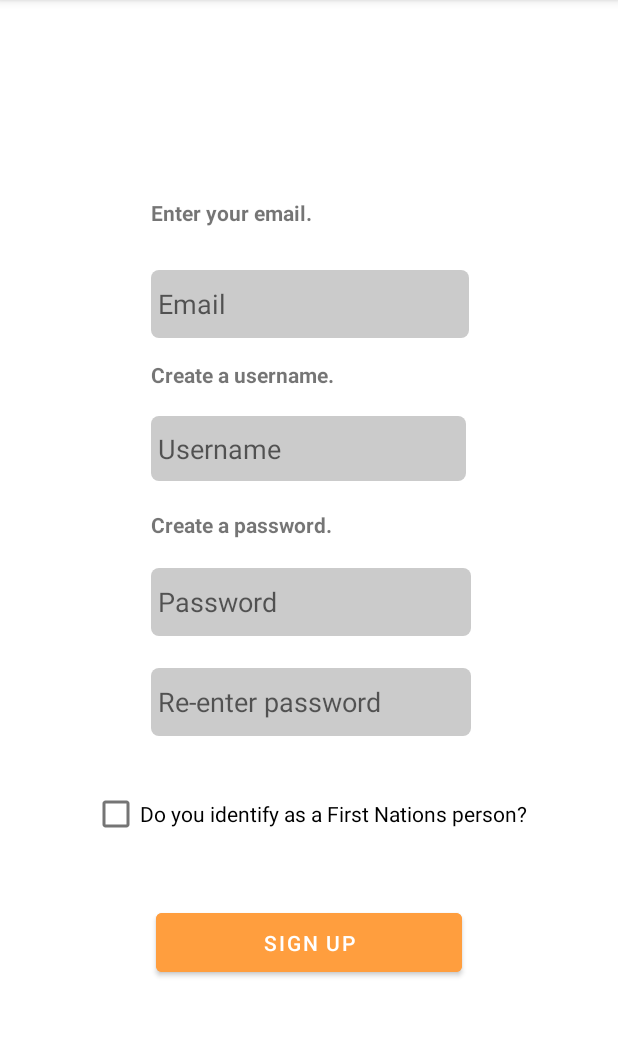
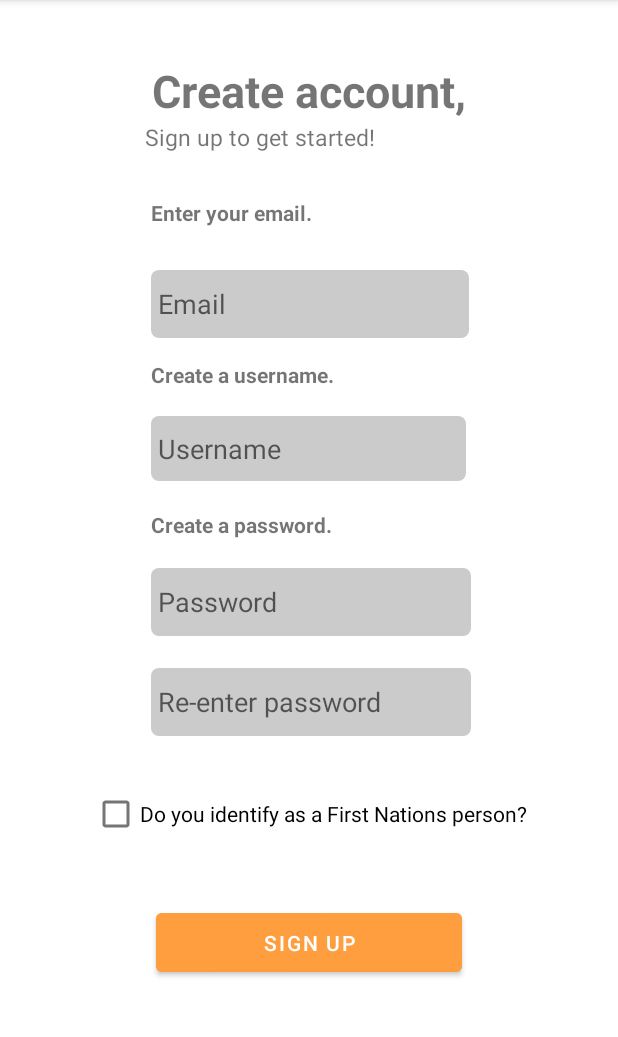
Before and after one commit to jessicaw1602/TopJet, an Android app: the RegisterActivity screen opened directly, with no data from a screen before it, on a phone screen of 412 x 824 dp, the part 84-1121 px from its top. Run offline under Robolectric (Android 15) with nearby library versions, the phone set to English and light mode, and no system bars; our stand-ins replace Firebase (no records; nobody signed in at launch, a user with empty details on screens opened directly).

Commit message:
completed activity_main.xml and activity_register.xml

```diff
--- a/app/src/main/res/layout/activity_main.xml
+++ b/app/src/main/res/layout/activity_main.xml
@@ -104,11 +104,11 @@
         android:id="@+id/textView2"
         android:layout_width="wrap_content"
         android:layout_height="wrap_content"
-        android:layout_marginTop="12dp"
+        android:layout_marginTop="4dp"
         android:text="Sign in to continue!"
         android:textSize="25dp"
         app:layout_constraintEnd_toEndOf="parent"
-        app:layout_constraintHorizontal_bias="0.422"
+        app:layout_constraintHorizontal_bias="0.434"
         app:layout_constraintStart_toStartOf="parent"
         app:layout_constraintTop_toBottomOf="@+id/textView" />
 </androidx.constraintlayout.widget.ConstraintLayout>
--- a/app/src/main/res/layout/activity_register.xml
+++ b/app/src/main/res/layout/activity_register.xml
@@ -111,4 +111,29 @@ tools:context=".RegisterActivity">
     app:layout_constraintStart_toStartOf="parent"
     app:layout_constraintTop_toBottomOf="@+id/etPasswordTwo" />
 
+    <TextView
+        android:id="@+id/textView3"
+        android:layout_width="wrap_content"
+        android:layout_height="wrap_content"
+        android:layout_marginTop="40dp"
+        android:text="Create account,"
+        android:textSize="30dp"
+        android:textStyle="bold"
+        app:layout_constraintEnd_toEndOf="parent"
+        app:layout_constraintStart_toStartOf="parent"
+        app:layout_constraintTop_toTopOf="parent" />
+
+    <TextView
+        android:id="@+id/textView4"
+        android:layout_width="wrap_content"
+        android:layout_height="wrap_content"
+        android:text="Sign up to get started!"
+        android:textSize="15dp"
+        app:layout_constraintBottom_toTopOf="@+id/tvEmail"
+        app:layout_constraintEnd_toEndOf="parent"
+        app:layout_constraintHorizontal_bias="0.375"
+        app:layout_constraintStart_toStartOf="parent"
+        app:layout_constraintTop_toBottomOf="@+id/textView3"
+        app:layout_constraintVertical_bias="0.0" />
+
 </androidx.constraintlayout.widget.ConstraintLayout>
```
